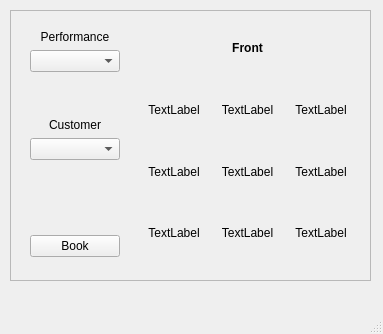
Old version of the form SeatBooking.ui in the repository Dragon-Aurora/TheatreBookingSystem.
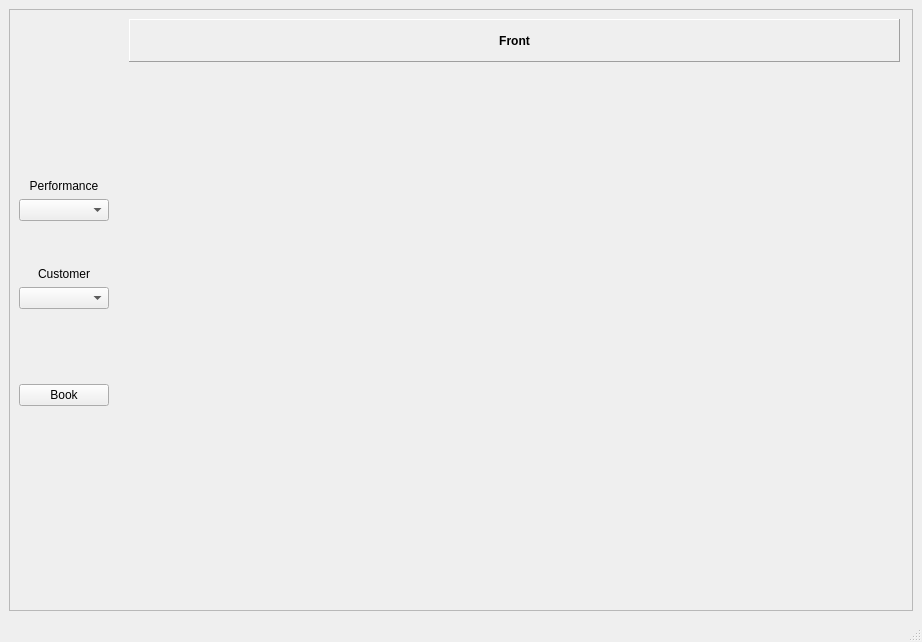
New version of the form. Custom widgets are drawn as their Qt base class.

```diff
--- a/SeatBooking.ui
+++ b/SeatBooking.ui
@@ -6,23 +6,17 @@
    <rect>
     <x>0</x>
     <y>0</y>
-    <width>383</width>
-    <height>334</height>
+    <width>922</width>
+    <height>642</height>
    </rect>
   </property>
   <property name="windowTitle">
    <string>Seat Booking</string>
   </property>
   <widget class="QWidget" name="centralwidget">
+   <layout class="QGridLayout" name="gridLayout">
+    <item row="0" column="0">
    <widget class="QFrame" name="Bookingframe">
-    <property name="geometry">
-     <rect>
-      <x>10</x>
-      <y>10</y>
-      <width>361</width>
-      <height>271</height>
-     </rect>
-    </property>
     <property name="frameShape">
      <enum>QFrame::StyledPanel</enum>
     </property>
@@ -32,132 +26,19 @@
     <widget class="QWidget" name="gridLayoutWidget">
      <property name="geometry">
       <rect>
-       <x>130</x>
-       <y>10</y>
-       <width>215</width>
-       <height>241</height>
-      </rect>
-     </property>
-     <layout class="QGridLayout" name="SeatLayout">
-      <item row="1" column="0">
-       <widget class="SeatLabel" name="A1C1">
-        <property name="text">
-         <string>TextLabel</string>
-        </property>
-        <property name="alignment">
-         <set>Qt::AlignCenter</set>
-        </property>
-       </widget>
-      </item>
-      <item row="3" column="0">
-       <widget class="SeatLabel" name="C1C1">
-        <property name="text">
-         <string>TextLabel</string>
-        </property>
-        <property name="alignment">
-         <set>Qt::AlignCenter</set>
-        </property>
-       </widget>
-      </item>
-      <item row="1" column="1">
-       <widget class="SeatLabel" name="A2C2">
-        <property name="text">
-         <string>TextLabel</string>
-        </property>
-        <property name="alignment">
-         <set>Qt::AlignCenter</set>
-        </property>
-       </widget>
-      </item>
-      <item row="2" column="1">
-       <widget class="SeatLabel" name="B2C2">
-        <property name="text">
-         <string>TextLabel</string>
-        </property>
-        <property name="alignment">
-         <set>Qt::AlignCenter</set>
-        </property>
-       </widget>
-      </item>
-      <item row="2" column="0">
-       <widget class="SeatLabel" name="B1C1">
-        <property name="text">
-         <string>TextLabel</string>
-        </property>
-        <property name="alignment">
-         <set>Qt::AlignCenter</set>
-        </property>
-       </widget>
-      </item>
-      <item row="0" column="1">
-       <widget class="QLabel" name="Front_Label">
-        <property name="font">
-         <font>
-          <weight>75</weight>
-          <bold>true</bold>
-         </font>
-        </property>
-        <property name="text">
-         <string>Front</string>
-        </property>
-        <property name="scaledContents">
-         <bool>false</bool>
-        </property>
-        <property name="alignment">
-         <set>Qt::AlignCenter</set>
-        </property>
-       </widget>
-      </item>
-      <item row="1" column="2">
-       <widget class="SeatLabel" name="A3C3">
-        <property name="enabled">
-         <bool>true</bool>
-        </property>
-        <property name="text">
-         <string>TextLabel</string>
-        </property>
-        <property name="alignment">
-         <set>Qt::AlignCenter</set>
-        </property>
-       </widget>
-      </item>
-      <item row="2" column="2">
-       <widget class="SeatLabel" name="B3C3">
-        <property name="text">
-         <string>TextLabel</string>
-        </property>
-        <property name="alignment">
-         <set>Qt::AlignCenter</set>
-        </property>
-       </widget>
-      </item>
-      <item row="3" column="2">
-       <widget class="SeatLabel" name="C3C3">
-        <property name="text">
-         <string>TextLabel</string>
-        </property>
-        <property name="alignment">
-         <set>Qt::AlignCenter</set>
-        </property>
-       </widget>
-      </item>
-      <item row="3" column="1">
-       <widget class="SeatLabel" name="C2C2">
-        <property name="text">
-         <string>TextLabel</string>
-        </property>
-        <property name="alignment">
-         <set>Qt::AlignCenter</set>
-        </property>
-       </widget>
-      </item>
-     </layout>
+         <x>120</x>
+         <y>60</y>
+         <width>771</width>
+         <height>511</height>
+        </rect>
+       </property>
+       <layout class="QGridLayout" name="SeatLayout"/>
     </widget>
     <widget class="QWidget" name="verticalLayoutWidget">
      <property name="geometry">
       <rect>
-       <x>20</x>
-       <y>20</y>
+         <x>10</x>
+         <y>170</y>
        <width>90</width>
        <height>227</height>
       </rect>
@@ -230,7 +111,43 @@
       </item>
      </layout>
     </widget>
-   </widget>
+      <widget class="QLabel" name="Front_Label">
+       <property name="geometry">
+        <rect>
+         <x>120</x>
+         <y>10</y>
+         <width>771</width>
+         <height>43</height>
+        </rect>
+       </property>
+       <property name="font">
+        <font>
+         <weight>75</weight>
+         <bold>true</bold>
+        </font>
+       </property>
+       <property name="autoFillBackground">
+        <bool>false</bool>
+       </property>
+       <property name="frameShape">
+        <enum>QFrame::Panel</enum>
+       </property>
+       <property name="frameShadow">
+        <enum>QFrame::Raised</enum>
+       </property>
+       <property name="text">
+        <string>Front</string>
+       </property>
+       <property name="scaledContents">
+        <bool>false</bool>
+       </property>
+       <property name="alignment">
+        <set>Qt::AlignCenter</set>
+       </property>
+      </widget>
+     </widget>
+    </item>
+   </layout>
   </widget>
   <widget class="QMenuBar" name="menubar">
    <property name="geometry">
@@ -244,13 +161,6 @@
   </widget>
   <widget class="QStatusBar" name="statusbar"/>
  </widget>
- <customwidgets>
-  <customwidget>
-   <class>SeatLabel</class>
-   <extends>QLabel</extends>
-   <header>SeatLabel</header>
-  </customwidget>
- </customwidgets>
  <resources/>
  <connections/>
 </ui>
```
Left out of the diff: 2 changed lines with no effect on the pictures. Lines whose indentation alone changed are shown as unchanged.
